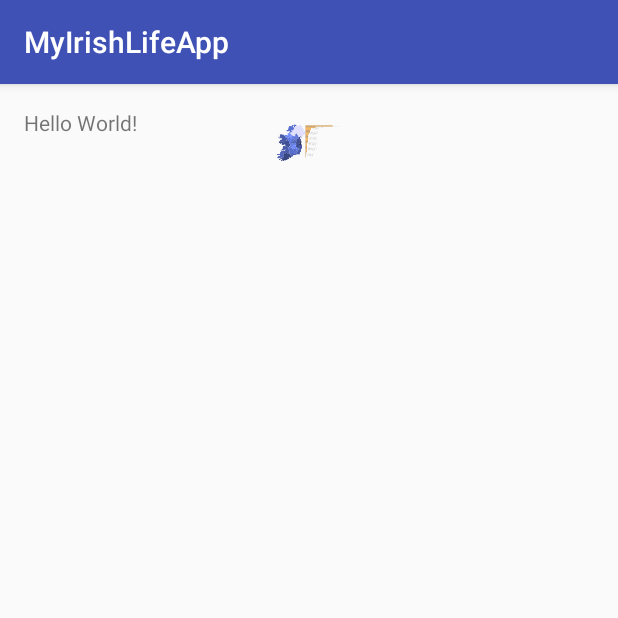
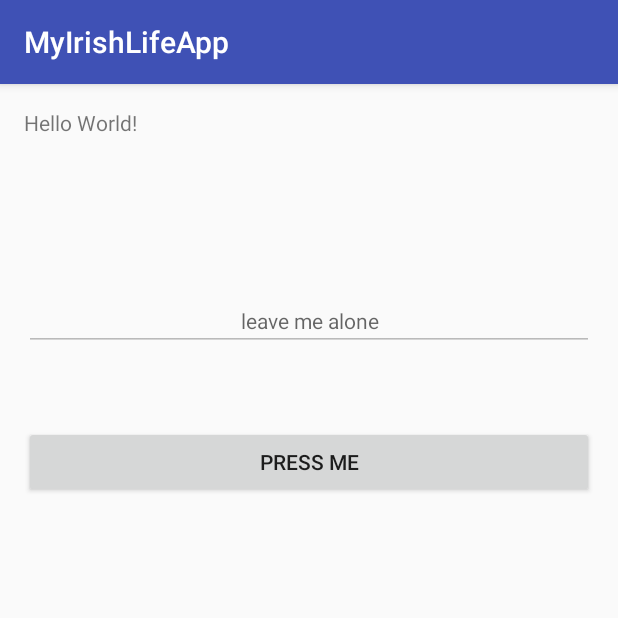
Before and after one commit to RonanCassidy/MyIrishLifeApp, an Android app: the screen it shows after launch (MainActivity), on a phone screen of 412 x 824 dp, the top half of it. Run offline under Robolectric (Android 15) with nearby library versions, the phone set to English and light mode, and no system bars.

Commit message:
Added button with test functionality and testing commits

```diff
--- a/app/src/main/java/com/example/z034/myirishlifeapp/MainActivity.java
+++ b/app/src/main/java/com/example/z034/myirishlifeapp/MainActivity.java
@@ -1,7 +1,10 @@
 package com.example.z034.myirishlifeapp;
 
+import android.app.Activity;
 import android.support.v7.app.AppCompatActivity;
 import android.os.Bundle;
+import android.widget.Button;
+import android.widget.EditText;
 
 public class MainActivity extends AppCompatActivity {
 
@@ -10,4 +13,9 @@ public class MainActivity extends AppCompatActivity {
         super.onCreate(savedInstanceState);
         setContentView(R.layout.activity_main);
     }
+    public void hellomark(String qqqq)
+    {
+        EditText text = (EditText) findViewById(R.id.editText);
+        text.setText("I told you to leave me alone");
+    }
 }
--- a/app/src/main/res/layout/activity_main.xml
+++ b/app/src/main/res/layout/activity_main.xml
@@ -16,14 +16,32 @@
         android:layout_height="wrap_content"
         android:text="Hello World!" />
 
-    <ImageView
+    <EditText
         android:layout_width="wrap_content"
         android:layout_height="wrap_content"
-        app:srcCompat="@mipmap/irl_pic"
-        android:id="@+id/imageView"
-        android:adjustViewBounds="false"
-        android:cropToPadding="false"
-        android:clickable="true"
-        android:layout_centerHorizontal="true" />
+        android:inputType="phone"
+        android:ems="10"
+        android:layout_marginTop="122dp"
+        android:id="@+id/editText"
+        android:layout_below="@+id/imageView"
+        android:layout_alignParentLeft="true"
+        android:layout_alignParentStart="true"
+        android:layout_alignParentRight="true"
+        android:layout_alignParentEnd="true"
+        android:hint="leave me alone"
+        android:textAppearance="@style/TextAppearance.AppCompat"
+        android:enabled="false"
+        android:textAlignment="center" />
+
+    <Button
+        android:text="Press Me"
+        android:layout_width="match_parent"
+        android:layout_height="wrap_content"
+        android:layout_below="@+id/editText"
+        android:layout_alignParentLeft="true"
+        android:layout_alignParentStart="true"
+        android:layout_marginTop="50dp"
+        android:id="@+id/button"
+        android:onClick="btnClick" />
 
 </RelativeLayout>
```
